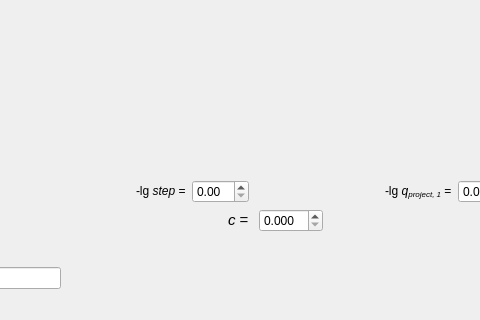
Qt form Protection_in_emergencies/risk_calculation/src/forms/main_window.ui (rutsky/semester10) before a commit; both pictures show x 203 to 683 and y 208 to 528 of the 790 by 528 pixel window.
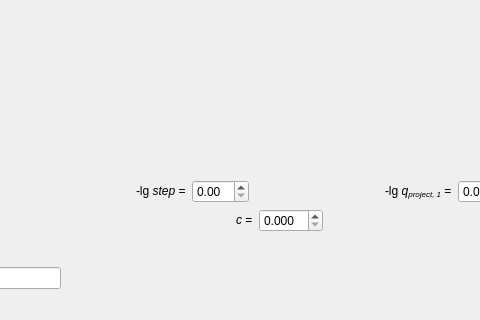
The same form after that commit. Custom widgets are drawn as their Qt base class.

Patch:
```diff
--- a/Protection_in_emergencies/risk_calculation/src/forms/main_window.ui
+++ b/Protection_in_emergencies/risk_calculation/src/forms/main_window.ui
@@ -342,11 +342,7 @@
         <item>
          <widget class="QLabel" name="label_10">
           <property name="text">
-           <string>&lt;!DOCTYPE HTML PUBLIC &quot;-//W3C//DTD HTML 4.0//EN&quot; &quot;http://www.w3.org/TR/REC-html40/strict.dtd&quot;&gt;
-&lt;html&gt;&lt;head&gt;&lt;meta name=&quot;qrichtext&quot; content=&quot;1&quot; /&gt;&lt;style type=&quot;text/css&quot;&gt;
-p, li { white-space: pre-wrap; }
-&lt;/style&gt;&lt;/head&gt;&lt;body style=&quot; font-family:'Ubuntu'; font-size:11pt; font-weight:400; font-style:normal;&quot;&gt;
-&lt;p style=&quot; margin-top:0px; margin-bottom:0px; margin-left:0px; margin-right:0px; -qt-block-indent:0; text-indent:0px;&quot;&gt;&lt;span style=&quot; font-style:italic;&quot;&gt;c &lt;/span&gt;= &lt;/p&gt;&lt;/body&gt;&lt;/html&gt;</string>
+           <string>&lt;i&gt;c&lt;/i&gt; =</string>
           </property>
          </widget>
         </item>
```
